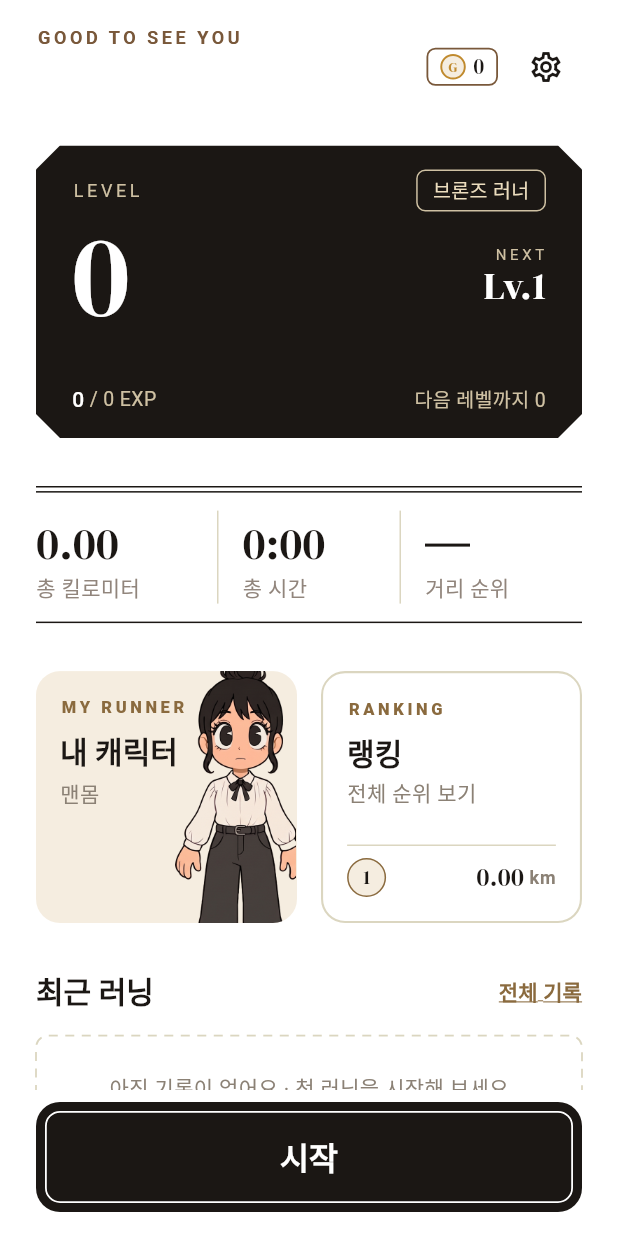
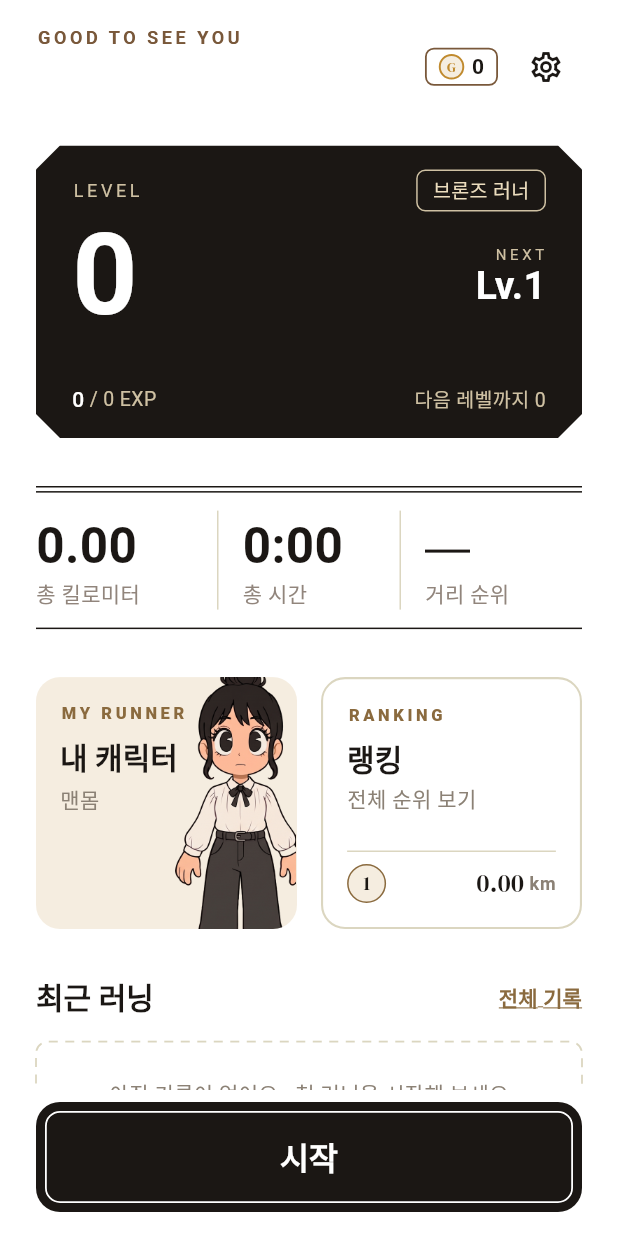
Before and after one commit to 2939202/COINrun, a Flutter app: the screen it shows once a user with an empty profile is signed in, on a phone screen of 412 x 824 dp. Run offline on Flutter 3.47's test engine with Material 3 defaults, Android fonts, the phone set to English and light mode, and no system bars; our stand-ins replace cloud_firestore, firebase_auth, firebase_core, flutter_map, geolocator, latlong2 and 2 more; accounts and stored records are empty; Roboto replaces fonts that are missing (ChosunKm, Hahmlet, JayeonSans).

Commit message:
Set the home screen numbers in Hahmlet, sized to match the rank
Co-Authored-By: Claude Opus 5.5 <noreply@anthropic.com>

```diff
--- a/lib/theme/app_theme.dart
+++ b/lib/theme/app_theme.dart
@@ -86,6 +86,14 @@ class AppTheme {
   );
 
   static const TextStyle sans = TextStyle(fontFamily: sansFont);
+
+  // 홈 화면의 숫자(골드, 레벨, 누적 기록). 한글 세리프라 "3위"처럼 숫자와 한글이
+  // 한 글꼴로 이어집니다.
+  static const TextStyle serifNumber = TextStyle(
+    fontFamily: hangulSerifFont,
+    fontWeight: FontWeight.w600,
+    height: 1.0,
+  );
 
   // 영문 소제목 (GOOD TO SEE YOU, LEVEL, MY RUNNER ...)
   static const TextStyle caption = TextStyle(
--- a/lib/widgets/home_widgets.dart
+++ b/lib/widgets/home_widgets.dart
@@ -132,7 +132,7 @@ class LevelCard extends StatelessWidget {
             children: [
               Text(
                 '${user.level}',
-                style: AppTheme.number.copyWith(
+                style: AppTheme.serifNumber.copyWith(
                   fontSize: 76,
                   color: AppColors.white,
                 ),
@@ -153,7 +153,7 @@ class LevelCard extends StatelessWidget {
                   const SizedBox(height: 1),
                   Text(
                     'Lv.${user.level + 1}',
-                    style: AppTheme.number.copyWith(
+                    style: AppTheme.serifNumber.copyWith(
                       fontSize: 26,
                       color: AppColors.white,
                     ),
@@ -267,12 +267,11 @@ class TotalsRow extends StatelessWidget {
 }
 
 // 홈 화면의 누적 기록 글자. 러닝 화면은 원래 크기와 색을 그대로 씁니다.
-const double _homeTotalSize = 30;
-const double _homeRankSize = 33;
+const double _homeTotalSize = 33;
 
 // 세 칸의 숫자 크기가 달라도 이름 줄이 같은 높이에 오도록, 숫자 자리 높이를
 // 고정하고 아래에 붙입니다.
-const double _homeNumberBox = 36;
+const double _homeNumberBox = 40;
 const double _homeNumberGap = AppSpacing.xs + 1;
 
 Widget _homeNumber(Widget child) {
@@ -325,7 +324,9 @@ class TotalBlock extends StatelessWidget {
                 alignment: Alignment.bottomLeft,
                 child: Text(
                   value,
-                  style: AppTheme.number.copyWith(fontSize: _homeTotalSize),
+                  style: AppTheme.serifNumber.copyWith(
+                    fontSize: _homeTotalSize,
+                  ),
                 ),
               ),
             )
@@ -396,21 +397,11 @@ class RankTotalState extends State<RankTotal> {
                   FittedBox(
                     fit: BoxFit.scaleDown,
                     alignment: Alignment.bottomLeft,
-                    // 숫자 글꼴에는 한글이 없어서 "위"만 한글 세리프로 씁니다.
-                    child: Text.rich(
-                      TextSpan(
-                        text: '$rank',
-                        children: [
-                          TextSpan(
-                            text: '위',
-                            style: TextStyle(
-                              fontFamily: AppTheme.hangulSerifFont,
-                              fontWeight: FontWeight.w600,
-                            ),
-                          ),
-                        ],
+                    child: Text(
+                      '$rank위',
+                      style: AppTheme.serifNumber.copyWith(
+                        fontSize: _homeTotalSize,
                       ),
-                      style: AppTheme.number.copyWith(fontSize: _homeRankSize),
                     ),
                   ),
                 ),
@@ -663,7 +654,7 @@ class GoldPill extends StatelessWidget {
             ),
           ),
           const SizedBox(width: AppSpacing.xs + 1),
-          Text('$gold', style: AppTheme.number.copyWith(fontSize: 14)),
+          Text('$gold', style: AppTheme.serifNumber.copyWith(fontSize: 14)),
         ],
       ),
     );
```
